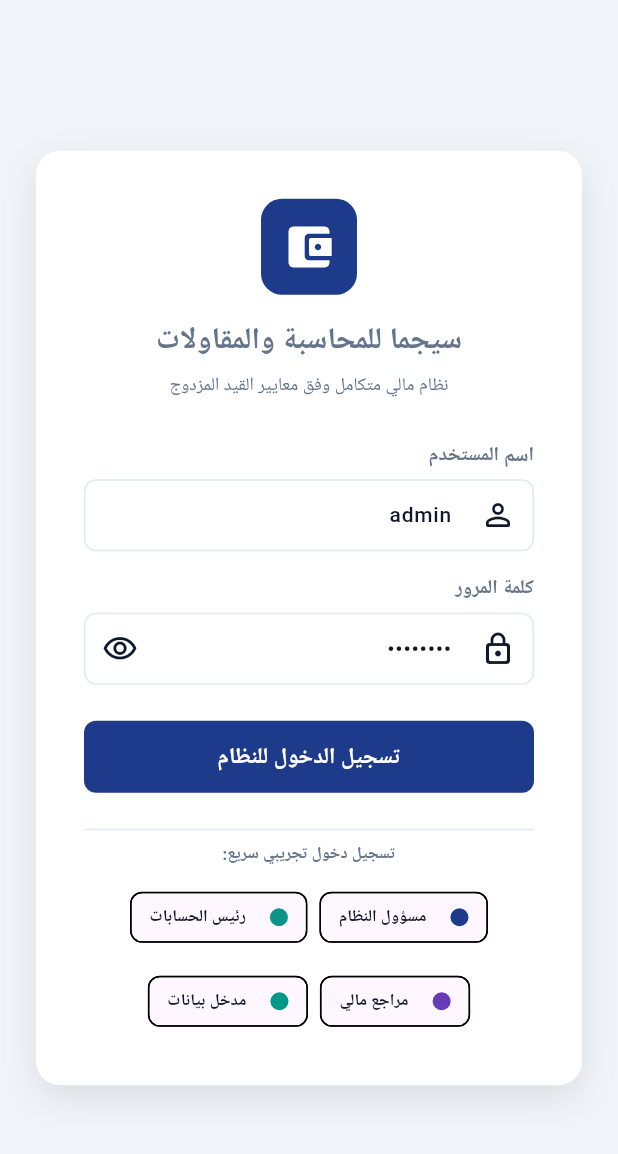
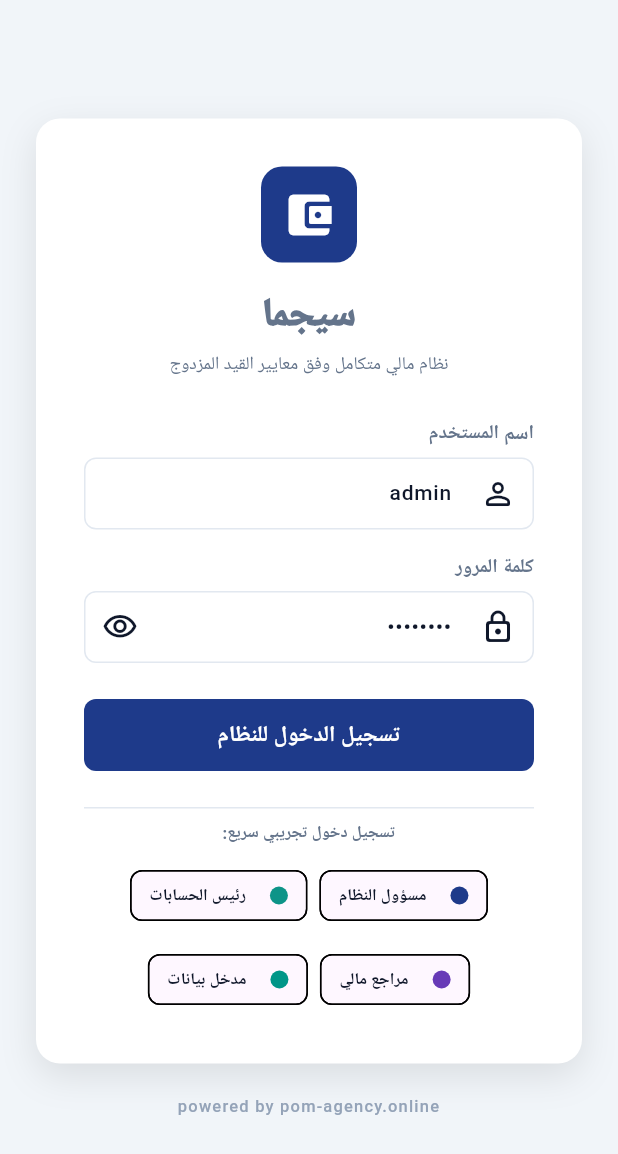
Before and after one commit to workeg-collab/sigma, a Flutter app: the screen it shows after launch, on a phone screen of 412 x 824 dp. Shown: the top 1154 px of the screen. Run offline on Flutter 3.47's test engine with Material 3 defaults, Android fonts, the phone set to English and light mode, and no system bars; our stand-ins replace csv, file_picker, google_fonts, pdf, printing, sqflite and 2 more; missing offline and left inert: excel; accounts and stored records are empty; Roboto replaces fonts that are missing (Cairo).

Commit message:
feat(ui): update login title to 'سيجما' and add 'powered by pom-agency.online' footer

```diff
--- a/lib/presentation/screens/auth/login_screen.dart
+++ b/lib/presentation/screens/auth/login_screen.dart
@@ -78,8 +78,11 @@ class _LoginScreenState extends State<LoginScreen> {
       body: Center(
         child: SingleChildScrollView(
           padding: const EdgeInsets.all(24),
-          child: Container(
-            width: 440,
+          child: Column(
+            mainAxisSize: MainAxisSize.min,
+            children: [
+              Container(
+                width: 440,
             padding: const EdgeInsets.all(32),
             decoration: BoxDecoration(
               color: isDark ? const Color(0xFF1E293B) : Colors.white,
@@ -111,10 +114,11 @@ class _LoginScreenState extends State<LoginScreen> {
                 const SizedBox(height: 16),
                 const Center(
                   child: Text(
-                    'سيجما للمحاسبة والمقاولات',
+                    'سيجما',
                     style: TextStyle(
-                      fontSize: 20,
-                      fontWeight: FontWeight.w800,
+                      fontSize: 26,
+                      fontWeight: FontWeight.w900,
+                      letterSpacing: 0.5,
                     ),
                   ),
                 ),
@@ -234,9 +238,21 @@ class _LoginScreenState extends State<LoginScreen> {
               ],
             ),
           ),
-        ),
+          const SizedBox(height: 20),
+          Text(
+            'powered by pom-agency.online',
+            style: TextStyle(
+              fontSize: 11,
+              fontWeight: FontWeight.w500,
+              color: isDark ? const Color(0xFF64748B) : const Color(0xFF94A3B8),
+              letterSpacing: 0.8,
+            ),
+          ),
+        ],
       ),
-    );
+    ),
+  ),
+);
   }
 
   Widget _demoChip(String label, String user, String pass, Color color) {
```
Also changed, not shown: 1 other file.
